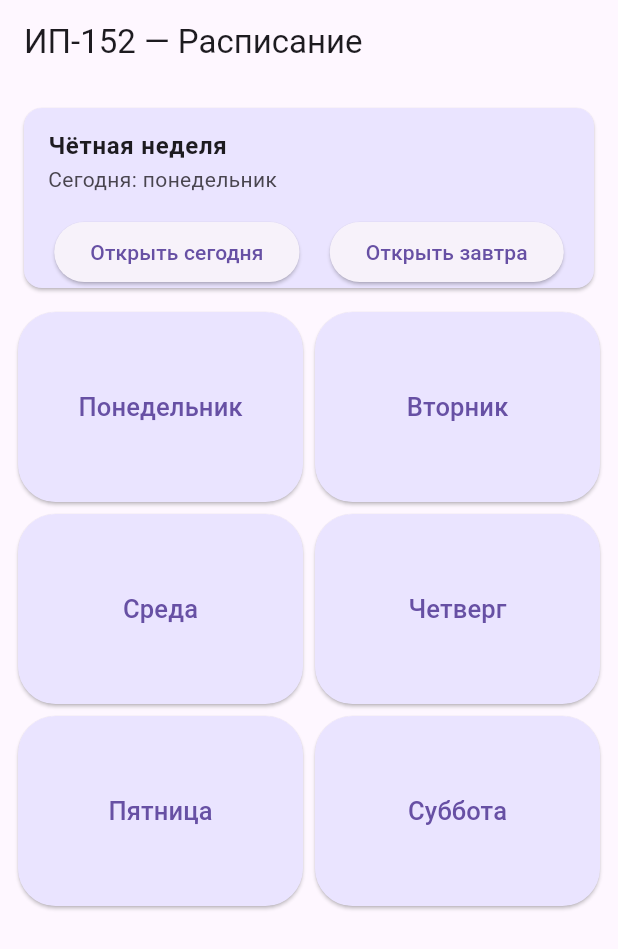
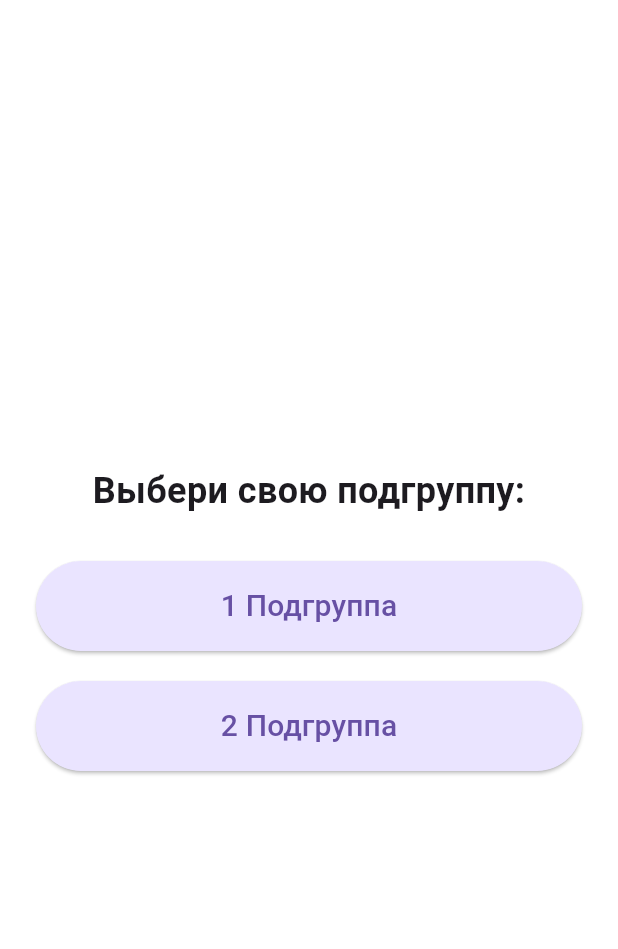
Before and after one commit to therus2/jurnale, a Flutter app: the screen it shows after launch, on a phone screen of 412 x 824 dp. Shown: the top 949 px of the screen. Run offline on Flutter 3.47's test engine with Material 3 defaults, Android fonts, the phone set to English and light mode, and no system bars; our stand-ins replace shared_preferences.

Commit message:
с выбором подгрупы

```diff
--- /dev/null
+++ b/lib/group_select.dart
@@ -0,0 +1,59 @@
+import 'package:flutter/material.dart';
+import 'package:shared_preferences/shared_preferences.dart';
+import 'main.dart';
+
+class GroupSelectPage extends StatefulWidget {
+  @override
+  _GroupSelectPageState createState() => _GroupSelectPageState();
+}
+
+class _GroupSelectPageState extends State<GroupSelectPage> {
+  Future<void> _selectGroup(int groupNumber) async {
+    SharedPreferences sp = await SharedPreferences.getInstance();
+    await sp.setInt('groupNumber', groupNumber);
+    Navigator.pushReplacement(
+      context,
+      MaterialPageRoute(builder: (_) => HomePage()),
+    );
+  }
+
+  @override
+  Widget build(BuildContext context) {
+    return Scaffold(
+      backgroundColor: Colors.white,
+      body: Center(
+        child: Padding(
+          padding: const EdgeInsets.all(24.0),
+          child: Column(
+            mainAxisAlignment: MainAxisAlignment.center,
+            children: [
+              Text(
+                'Выбери свою подгруппу:',
+                style: TextStyle(fontSize: 24, fontWeight: FontWeight.bold),
+                textAlign: TextAlign.center,
+              ),
+              SizedBox(height: 30),
+              ElevatedButton(
+                onPressed: () => _selectGroup(1),
+                style: ElevatedButton.styleFrom(
+                  minimumSize: Size(double.infinity, 60),
+                  backgroundColor: Color.fromARGB(255, 234, 228, 255),
+                ),
+                child: Text('1 Подгруппа', style: TextStyle(fontSize: 20)),
+              ),
+              SizedBox(height: 20),
+              ElevatedButton(
+                onPressed: () => _selectGroup(2),
+                style: ElevatedButton.styleFrom(
+                  minimumSize: Size(double.infinity, 60),
+                  backgroundColor: Color.fromARGB(255, 234, 228, 255),
+                ),
+                child: Text('2 Подгруппа', style: TextStyle(fontSize: 20)),
+              ),
+            ],
+          ),
+        ),
+      ),
+    );
+  }
+}
--- a/lib/main.dart
+++ b/lib/main.dart
@@ -2,6 +2,8 @@ import 'package:flutter/material.dart';
 import 'package:flutter/services.dart';
 import 'package:intl/intl.dart';
 import 'package:intl/date_symbol_data_local.dart';
+import 'package:shared_preferences/shared_preferences.dart';
+import 'group_select.dart';
 
 import 'monday.dart' as monday;
 import 'tuesday.dart' as tuesday;
@@ -11,32 +13,44 @@ import 'friday.dart' as friday;
 import 'saturday.dart' as saturday;
 import 'sunday.dart' as sunday;
 
+// ===== Функция расчёта номера недели =====
 int getWeekNumber(DateTime date) {
   final firstDayOfYear = DateTime(date.year, 1, 1);
   final daysOffset = date.difference(firstDayOfYear).inDays;
   return ((daysOffset + firstDayOfYear.weekday) / 7).ceil();
 }
 
-
+// ===== Точка входа =====
 void main() async {
   WidgetsFlutterBinding.ensureInitialized();
   await initializeDateFormatting('ru', null);
-  runApp(MyApp());
+
+  SharedPreferences sp = await SharedPreferences.getInstance();
+  int? group = sp.getInt('groupNumber');
+
+  runApp(MyApp(startOnSelect: group == null));
 }
 
+// ===== Корневой виджет =====
 class MyApp extends StatelessWidget {
+  final bool startOnSelect;
+  const MyApp({super.key, required this.startOnSelect});
+
   @override
   Widget build(BuildContext context) {
     return MaterialApp(
+      debugShowCheckedModeBanner: false,
       title: 'ИП-152 Расписание',
       theme: ThemeData(primarySwatch: Colors.blue),
-      home: HomePage(),
-      debugShowCheckedModeBanner: false,
+      home: startOnSelect ? GroupSelectPage() : HomePage(),
     );
   }
 }
 
+// ===== Главная страница расписания =====
 class HomePage extends StatefulWidget {
+  const HomePage({super.key});
+
   @override
   _HomePageState createState() => _HomePageState();
 }
@@ -57,182 +71,142 @@ class _HomePageState extends State<HomePage> {
     int weekOfYear = getWeekNumber(now);
     weekType = (weekOfYear % 2 == 0) ? 'Чётная неделя' : 'Нечётная неделя';
     todayName = DateFormat.EEEE('ru').format(now);
-    setState((){});
+    setState(() {});
   }
 
   void openToday() {
-    switch(todayWeekday) {
-      case 1: Navigator.of(context).push(MaterialPageRoute(builder: (_)=>monday.DayScreen())); break;
-      case 2: Navigator.of(context).push(MaterialPageRoute(builder: (_)=>tuesday.DayScreen())); break;
-      case 3: Navigator.of(context).push(MaterialPageRoute(builder: (_)=>wednesday.DayScreen())); break;
-      case 4: Navigator.of(context).push(MaterialPageRoute(builder: (_)=>thursday.DayScreen())); break;
-      case 5: Navigator.of(context).push(MaterialPageRoute(builder: (_)=>friday.DayScreen())); break;
-      case 6: Navigator.of(context).push(MaterialPageRoute(builder: (_)=>saturday.DayScreen())); break;
-      case 7: Navigator.of(context).push(MaterialPageRoute(builder: (_)=>sunday.DayScreen())); break;
+    switch (todayWeekday) {
+      case 1:
+        Navigator.of(context).push(MaterialPageRoute(builder: (_) => monday.DayScreen()));
+        break;
+      case 2:
+        Navigator.of(context).push(MaterialPageRoute(builder: (_) => tuesday.DayScreen()));
+        break;
+      case 3:
+        Navigator.of(context).push(MaterialPageRoute(builder: (_) => wednesday.DayScreen()));
+        break;
+      case 4:
+        Navigator.of(context).push(MaterialPageRoute(builder: (_) => thursday.DayScreen()));
+        break;
+      case 5:
+        Navigator.of(context).push(MaterialPageRoute(builder: (_) => friday.DayScreen()));
+        break;
+      case 6:
+        Navigator.of(context).push(MaterialPageRoute(builder: (_) => saturday.DayScreen()));
+        break;
+      case 7:
+        Navigator.of(context).push(MaterialPageRoute(builder: (_) => sunday.DayScreen()));
+        break;
     }
   }
 
   void openTomorrow() {
     int tomorrow = todayWeekday + 1;
-    if (tomorrow > 7) tomorrow = 1; // если воскресенье → понедельник
+    if (tomorrow > 7) tomorrow = 1;
 
     switch (tomorrow) {
-      case 1: Navigator.of(context).push(MaterialPageRoute(builder: (_)=>monday.DayScreen())); break;
-      case 2: Navigator.of(context).push(MaterialPageRoute(builder: (_)=>tuesday.DayScreen())); break;
-      case 3: Navigator.of(context).push(MaterialPageRoute(builder: (_)=>wednesday.DayScreen())); break;
-      case 4: Navigator.of(context).push(MaterialPageRoute(builder: (_)=>thursday.DayScreen())); break;
-      case 5: Navigator.of(context).push(MaterialPageRoute(builder: (_)=>friday.DayScreen())); break;
-      case 6: Navigator.of(context).push(MaterialPageRoute(builder: (_)=>saturday.DayScreen())); break;
-      case 7: Navigator.of(context).push(MaterialPageRoute(builder: (_)=>sunday.DayScreen())); break;
+      case 1:
+        Navigator.of(context).push(MaterialPageRoute(builder: (_) => monday.DayScreen()));
+        break;
+      case 2:
+        Navigator.of(context).push(MaterialPageRoute(builder: (_) => tuesday.DayScreen()));
+        break;
+      case 3:
+        Navigator.of(context).push(MaterialPageRoute(builder: (_) => wednesday.DayScreen()));
+        break;
+      case 4:
+        Navigator.of(context).push(MaterialPageRoute(builder: (_) => thursday.DayScreen()));
+        break;
+      case 5:
+        Navigator.of(context).push(MaterialPageRoute(builder: (_) => friday.DayScreen()));
+        break;
+      case 6:
+        Navigator.of(context).push(MaterialPageRoute(builder: (_) => saturday.DayScreen()));
+        break;
+      case 7:
+        Navigator.of(context).push(MaterialPageRoute(builder: (_) => sunday.DayScreen()));
+        break;
     }
   }
-
 
   @override
   Widget build(BuildContext context) {
     return Scaffold(
-      appBar: AppBar(title: Text('ИП-152 — Расписание')),
+      appBar: AppBar(title: const Text('ИП-152 — Расписание')),
       body: Padding(
-        padding: EdgeInsets.all(12),
+        padding: const EdgeInsets.all(12),
         child: Column(
           crossAxisAlignment: CrossAxisAlignment.stretch,
           children: [
             Card(
-              color: Color.fromARGB(255, 234, 228, 255),
+              color: const Color.fromARGB(255, 234, 228, 255),
               child: Column(
                 children: [
                   ListTile(
-                    title: Text(weekType, style: TextStyle(fontWeight: FontWeight.bold)),
+                    title: Text(weekType, style: const TextStyle(fontWeight: FontWeight.bold)),
                     subtitle: Text('Сегодня: $todayName'),
                   ),
                   Row(
                     mainAxisAlignment: MainAxisAlignment.spaceEvenly,
                     children: [
                       ElevatedButton(
-                        onPressed: (){
+                        onPressed: () {
                           HapticFeedback.selectionClick();
                           openToday();
                         },
-                        child: Text('Открыть сегодня'),
-
+                        child: const Text('Открыть сегодня'),
                       ),
                       ElevatedButton(
-                        onPressed: (){
+                        onPressed: () {
                           HapticFeedback.selectionClick();
                           openTomorrow();
                         },
-                        child: Text('Открыть завтра'),
+                        child: const Text('Открыть завтра'),
                       ),
-
                     ],
                   ),
+                  const SizedBox(height: 8),
                 ],
               ),
             ),
-            SizedBox(height:12),
+            const SizedBox(height: 12),
             Expanded(
               child: GridView.count(
                 crossAxisCount: 2,
-                childAspectRatio: 3/2,
+                childAspectRatio: 3 / 2,
                 mainAxisSpacing: 8,
                 crossAxisSpacing: 8,
                 children: [
-                  ElevatedButton(
-                      onPressed: (){
-                        HapticFeedback.selectionClick();
-                        Navigator.of(context).push(MaterialPageRoute(builder: (_)=>monday.DayScreen()));
-                        },
-                      child: Text('Понедельник', style: TextStyle(fontSize: 17),),
-                      style: ButtonStyle(
-                        backgroundColor: MaterialStateProperty.all(Color.fromARGB(255, 234, 228, 255)),
-                        shape: MaterialStateProperty.all(
-                          RoundedRectangleBorder(
-                            borderRadius: BorderRadius.circular(25),
-                          ),
-                        ),
-                      ),
-                  ),
-                  ElevatedButton(
-                      onPressed: (){
-                        HapticFeedback.selectionClick();
-                        Navigator.of(context).push(MaterialPageRoute(builder: (_)=>tuesday.DayScreen()));
-                        },
-                      child: Text('Вторник', style: TextStyle(fontSize: 17),),
-                      style: ButtonStyle(
-                        backgroundColor: MaterialStateProperty.all(Color.fromARGB(255, 234, 228, 255)),
-                        shape: MaterialStateProperty.all(
-                          RoundedRectangleBorder(
-                            borderRadius: BorderRadius.circular(25),
-                          ),
-                        ),
-                      ),
-                  ),
-                  ElevatedButton(
-                      onPressed: (){
-                        HapticFeedback.selectionClick();
-                        Navigator.of(context).push(MaterialPageRoute(builder: (_)=>wednesday.DayScreen()));
-                        },
-                      child: Text('Среда', style: TextStyle(fontSize: 17),),
-                      style: ButtonStyle(
-                        backgroundColor: MaterialStateProperty.all(Color.fromARGB(255, 234, 228, 255)),
-                        shape: MaterialStateProperty.all(
-                          RoundedRectangleBorder(
-                            borderRadius: BorderRadius.circular(25),
-                          ),
-                        ),
-                      ),
-                  ),
-                  ElevatedButton(
-                      onPressed: (){
-                        HapticFeedback.selectionClick();
-                        Navigator.of(context).push(MaterialPageRoute(builder: (_)=>thursday.DayScreen()));
-                      },
-                      child: Text('Четверг', style: TextStyle(fontSize: 17),),
-                      style: ButtonStyle(
-                        backgroundColor: MaterialStateProperty.all(Color.fromARGB(255, 234, 228, 255)),
-                        shape: MaterialStateProperty.all(
-                          RoundedRectangleBorder(
-                            borderRadius: BorderRadius.circular(25),
-                          ),
-                        ),
-                      ),
-                  ),
-                  ElevatedButton(
-                      onPressed: (){
-                        HapticFeedback.selectionClick();
-                        Navigator.of(context).push(MaterialPageRoute(builder: (_)=>friday.DayScreen()));
-                        },
-                      child: Text('Пятница', style: TextStyle(fontSize: 17),),
-                      style: ButtonStyle(
-                        backgroundColor: MaterialStateProperty.all(Color.fromARGB(255, 234, 228, 255)),
-                        shape: MaterialStateProperty.all(
-                          RoundedRectangleBorder(
-                            borderRadius: BorderRadius.circular(25),
-                          ),
-                        ),
-                      ),
-                  ),
-                  ElevatedButton(
-                      onPressed: (){
-                        HapticFeedback.selectionClick();
-                        Navigator.of(context).push(MaterialPageRoute(builder: (_)=>saturday.DayScreen()));
-                      },
-                      child: Text('Суббота', style: TextStyle(fontSize: 17),),
-                      style: ButtonStyle(
-                        backgroundColor: MaterialStateProperty.all(Color.fromARGB(255, 234, 228, 255)),
-                        shape: MaterialStateProperty.all(
-                          RoundedRectangleBorder(
-                            borderRadius: BorderRadius.circular(25),
-                          ),
-                        ),
-                      ),
-                  ),
+                  _dayButton('Понедельник', monday.DayScreen()),
+                  _dayButton('Вторник', tuesday.DayScreen()),
+                  _dayButton('Среда', wednesday.DayScreen()),
+                  _dayButton('Четверг', thursday.DayScreen()),
+                  _dayButton('Пятница', friday.DayScreen()),
+                  _dayButton('Суббота', saturday.DayScreen()),
                 ],
               ),
-            )
+            ),
           ],
         ),
       ),
     );
   }
+
+  Widget _dayButton(String label, Widget page) {
+    return ElevatedButton(
+      onPressed: () {
+        HapticFeedback.lightImpact();
+        Navigator.of(context).push(MaterialPageRoute(builder: (_) => page));
+      },
+      style: ButtonStyle(
+        backgroundColor: MaterialStateProperty.all(const Color.fromARGB(255, 234, 228, 255)),
+        shape: MaterialStateProperty.all(
+          RoundedRectangleBorder(
+            borderRadius: BorderRadius.circular(25),
+          ),
+        ),
+      ),
+      child: Text(label, style: const TextStyle(fontSize: 17)),
+    );
+  }
 }
```
Also changed, not shown: assets/data/monday.json (+19 -13 lines), assets/data/tuesday.json (+10 -5 lines), lib/monday.dart (+9 -0 lines), lib/pair_detail.dart (+12 -2 lines), lib/tuesday.dart (+9 -0 lines).
